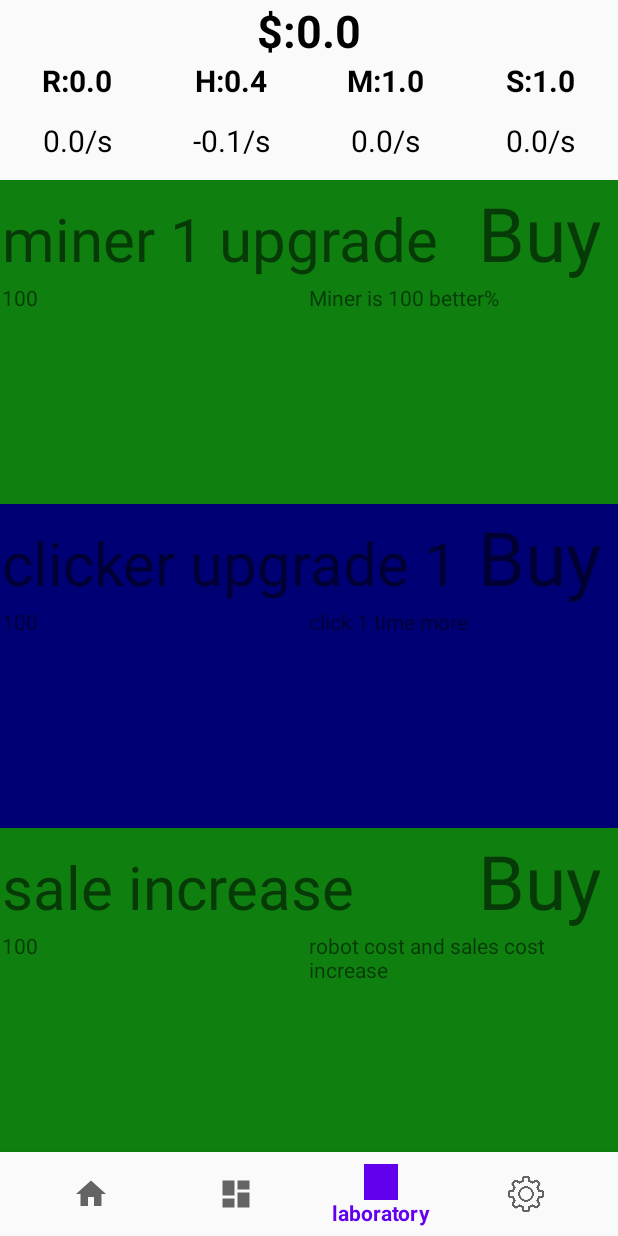
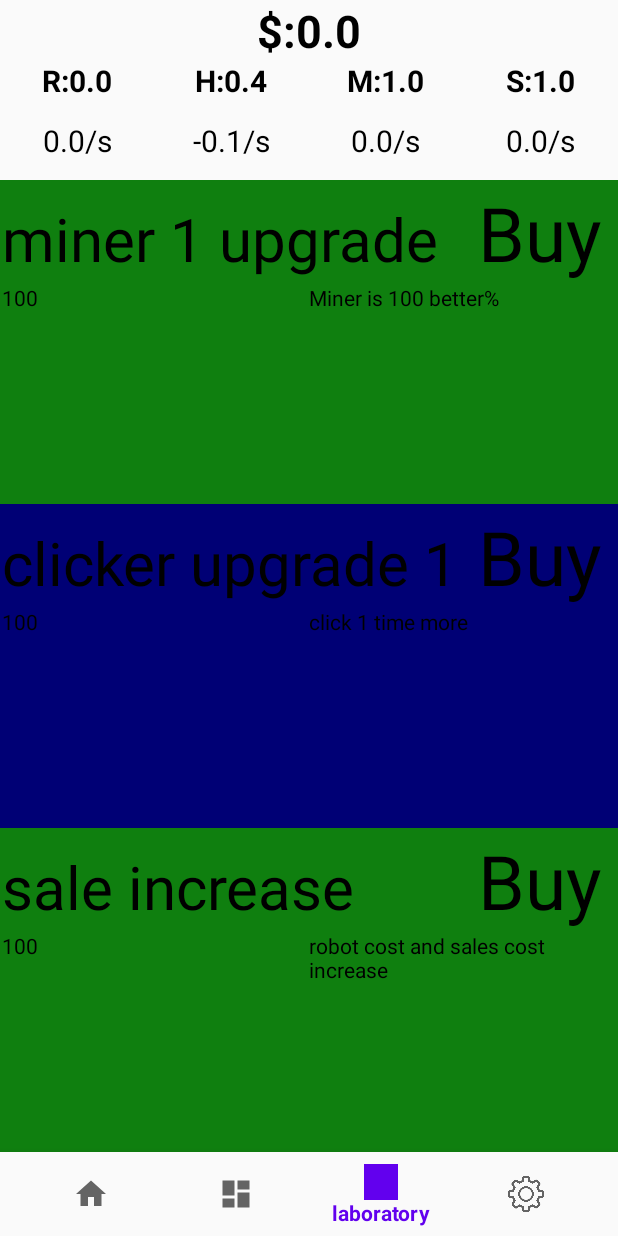
Before and after one commit to carmel-hod/Robo_inc, an Android app: the laboratoryFragment screen opened through its navigation route, on a phone screen of 412 x 824 dp. Run offline under Robolectric (Android 15) with nearby library versions, the light colour scheme and no system bars; our stand-ins replace navigation-ui.

```diff
--- a/app/src/main/res/layout/fragment_laboratory.xml
+++ b/app/src/main/res/layout/fragment_laboratory.xml
@@ -31,7 +31,8 @@
                         android:layout_width="0dp"
                         android:layout_height="wrap_content"
                         android:layout_weight="3"
-                        android:textSize="40sp" />
+                        android:textSize="40sp"
+                        android:textColor="#000000"/>
 
                     <TextView
                         android:id="@+id/buy1"
@@ -42,7 +43,7 @@
                         android:clickable="true"
                         android:textAlignment="center"
                         android:text="Buy"
-                        />
+                        android:textColor="#000000"/>
 
                 </TableRow>
                 <TableRow >
@@ -50,13 +51,14 @@
                         android:id="@+id/price1"
                         android:layout_width="0dp"
                         android:layout_height="wrap_content"
-                        android:layout_weight="1" />
+                        android:layout_weight="1"
+                        android:textColor="#000000"/>
                     <TextView
                         android:id="@+id/description1"
                         android:layout_width="0dp"
                         android:layout_height="wrap_content"
                         android:layout_weight="1"
-                        android:text="" />
+                        android:textColor="#000000"/>
                 </TableRow>
 
 
@@ -84,7 +86,8 @@
                         android:layout_width="0dp"
                         android:layout_height="wrap_content"
                         android:layout_weight="3"
-                        android:textSize="40sp" />
+                        android:textSize="40sp"
+                        android:textColor="#000000"/>
 
                     <TextView
                         android:id="@+id/buy2"
@@ -95,7 +98,7 @@
                         android:clickable="true"
                         android:textAlignment="center"
                         android:text="Buy"
-                        />
+                        android:textColor="#000000"/>
 
                 </TableRow>
                 <TableRow >
@@ -103,13 +106,15 @@
                         android:id="@+id/price2"
                         android:layout_width="0dp"
                         android:layout_height="wrap_content"
-                        android:layout_weight="1" />
+                        android:layout_weight="1"
+                        android:textColor="#000000"/>
                     <TextView
                         android:id="@+id/description2"
                         android:layout_width="0dp"
                         android:layout_height="wrap_content"
                         android:layout_weight="1"
-                        android:text="" />
+                        android:text="" android:textColor="#000000"
+                        />
                 </TableRow>
 
 
@@ -137,7 +142,8 @@
                         android:layout_width="0dp"
                         android:layout_height="wrap_content"
                         android:layout_weight="3"
-                        android:textSize="40sp" />
+                        android:textSize="40sp"
+                        android:textColor="#000000"/>
 
                     <TextView
                         android:id="@+id/buy3"
@@ -148,7 +154,7 @@
                         android:clickable="true"
                         android:textAlignment="center"
                         android:text="Buy"
-                        />
+                        android:textColor="#000000"/>
 
                 </TableRow>
                 <TableRow >
@@ -156,13 +162,14 @@
                         android:id="@+id/price3"
                         android:layout_width="0dp"
                         android:layout_height="wrap_content"
-                        android:layout_weight="1" />
+                        android:layout_weight="1"
+                        android:textColor="#000000"/>
                     <TextView
                         android:id="@+id/description3"
                         android:layout_width="0dp"
                         android:layout_height="wrap_content"
                         android:layout_weight="1"
-                        android:text="" />
+                        android:textColor="#000000"/>
                 </TableRow>
 
 
```
Also changed, not shown: app/src/main/res/raw/lab.json (+21 -0 lines).
